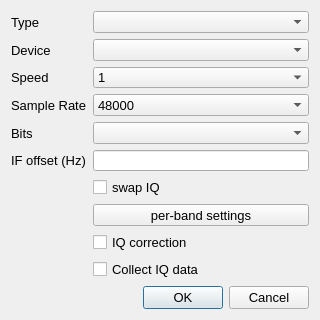
Qt form so2sdr-bandmap/soundcard.ui (n4ogw/so2sdr) before a commit.
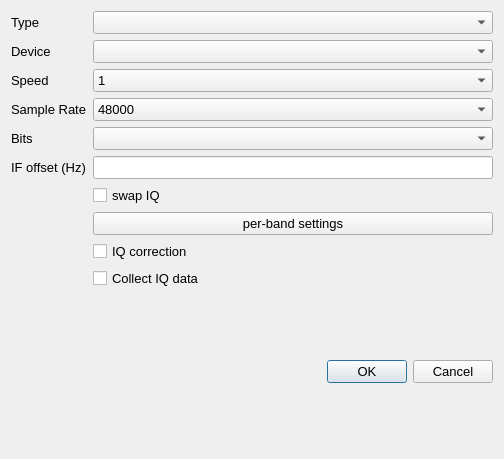
The same form after that commit.

```diff
--- a/so2sdr-bandmap/soundcard.ui
+++ b/so2sdr-bandmap/soundcard.ui
@@ -6,8 +6,8 @@
    <rect>
     <x>0</x>
     <y>0</y>
-    <width>320</width>
-    <height>320</height>
+    <width>504</width>
+    <height>459</height>
    </rect>
   </property>
   <property name="sizePolicy">
@@ -25,7 +25,7 @@
   <property name="maximumSize">
    <size>
     <width>640</width>
-    <height>640</height>
+    <height>800</height>
    </size>
   </property>
   <property name="font">
@@ -55,7 +55,7 @@
      <item row="0" column="1">
       <widget class="QComboBox" name="APIComboBox">
        <property name="sizePolicy">
-        <sizepolicy hsizetype="MinimumExpanding" vsizetype="MinimumExpanding">
+        <sizepolicy hsizetype="MinimumExpanding" vsizetype="Preferred">
          <horstretch>0</horstretch>
          <verstretch>0</verstretch>
         </sizepolicy>
@@ -75,7 +75,7 @@
      <item row="1" column="1">
       <widget class="QComboBox" name="SoundCardComboBox">
        <property name="sizePolicy">
-        <sizepolicy hsizetype="MinimumExpanding" vsizetype="MinimumExpanding">
+        <sizepolicy hsizetype="MinimumExpanding" vsizetype="Preferred">
          <horstretch>0</horstretch>
          <verstretch>0</verstretch>
         </sizepolicy>
@@ -95,7 +95,7 @@
      <item row="2" column="1">
       <widget class="QComboBox" name="speedComboBox">
        <property name="sizePolicy">
-        <sizepolicy hsizetype="MinimumExpanding" vsizetype="MinimumExpanding">
+        <sizepolicy hsizetype="MinimumExpanding" vsizetype="Preferred">
          <horstretch>0</horstretch>
          <verstretch>0</verstretch>
         </sizepolicy>
@@ -127,7 +127,7 @@
      <item row="3" column="1">
       <widget class="QComboBox" name="SampleRateComboBox">
        <property name="sizePolicy">
-        <sizepolicy hsizetype="MinimumExpanding" vsizetype="MinimumExpanding">
+        <sizepolicy hsizetype="MinimumExpanding" vsizetype="Preferred">
          <horstretch>0</horstretch>
          <verstretch>0</verstretch>
         </sizepolicy>
@@ -162,7 +162,7 @@
      <item row="4" column="1">
       <widget class="QComboBox" name="BitsComboBox">
        <property name="sizePolicy">
-        <sizepolicy hsizetype="MinimumExpanding" vsizetype="MinimumExpanding">
+        <sizepolicy hsizetype="MinimumExpanding" vsizetype="Preferred">
          <horstretch>0</horstretch>
          <verstretch>0</verstretch>
         </sizepolicy>
@@ -182,7 +182,7 @@
      <item row="5" column="1">
       <widget class="QLineEdit" name="OffsetLineEdit">
        <property name="sizePolicy">
-        <sizepolicy hsizetype="MinimumExpanding" vsizetype="MinimumExpanding">
+        <sizepolicy hsizetype="MinimumExpanding" vsizetype="Preferred">
          <horstretch>0</horstretch>
          <verstretch>0</verstretch>
         </sizepolicy>
@@ -195,7 +195,7 @@
      <item row="6" column="1">
       <widget class="QCheckBox" name="checkBoxSwap">
        <property name="sizePolicy">
-        <sizepolicy hsizetype="Minimum" vsizetype="MinimumExpanding">
+        <sizepolicy hsizetype="Minimum" vsizetype="Preferred">
          <horstretch>0</horstretch>
          <verstretch>0</verstretch>
         </sizepolicy>
@@ -211,7 +211,7 @@
      <item row="7" column="1">
       <widget class="QPushButton" name="bandOffsetPushButton">
        <property name="sizePolicy">
-        <sizepolicy hsizetype="MinimumExpanding" vsizetype="MinimumExpanding">
+        <sizepolicy hsizetype="MinimumExpanding" vsizetype="Preferred">
          <horstretch>0</horstretch>
          <verstretch>0</verstretch>
         </sizepolicy>
@@ -236,7 +236,7 @@
      <item row="8" column="1">
       <widget class="QCheckBox" name="checkBoxIq">
        <property name="sizePolicy">
-        <sizepolicy hsizetype="Minimum" vsizetype="MinimumExpanding">
+        <sizepolicy hsizetype="Minimum" vsizetype="Preferred">
          <horstretch>0</horstretch>
          <verstretch>0</verstretch>
         </sizepolicy>
@@ -252,7 +252,7 @@
      <item row="9" column="1">
       <widget class="QCheckBox" name="checkBoxIQData">
        <property name="sizePolicy">
-        <sizepolicy hsizetype="MinimumExpanding" vsizetype="MinimumExpanding">
+        <sizepolicy hsizetype="MinimumExpanding" vsizetype="Preferred">
          <horstretch>0</horstretch>
          <verstretch>0</verstretch>
         </sizepolicy>
@@ -270,7 +270,7 @@
    <item>
     <widget class="QDialogButtonBox" name="buttonBox">
      <property name="sizePolicy">
-      <sizepolicy hsizetype="Minimum" vsizetype="MinimumExpanding">
+      <sizepolicy hsizetype="Minimum" vsizetype="Preferred">
        <horstretch>0</horstretch>
        <verstretch>0</verstretch>
       </sizepolicy>
```
Left out of the diff: 6 changed lines with no effect on the pictures.
